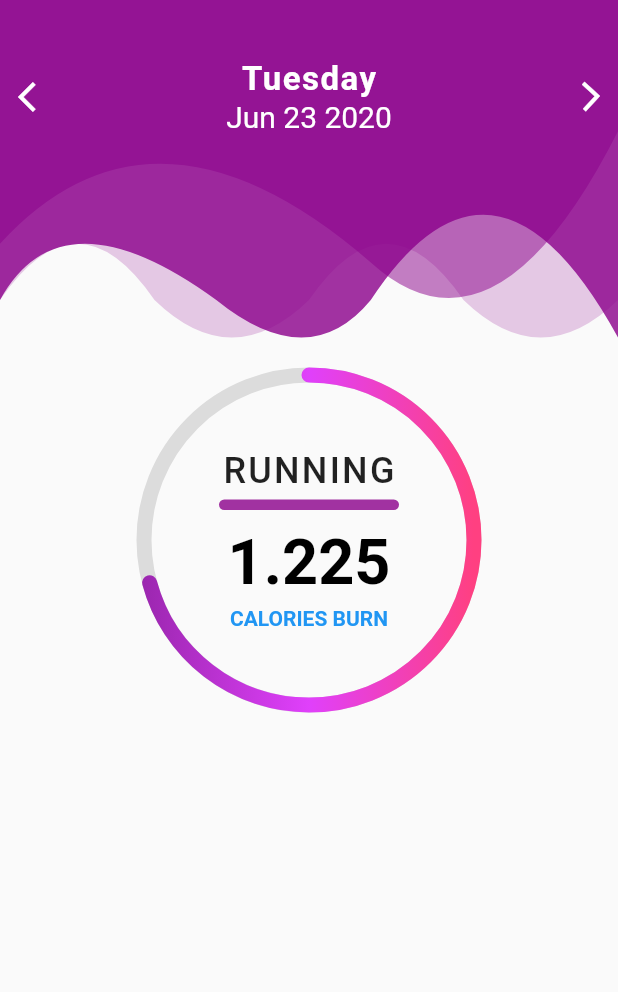
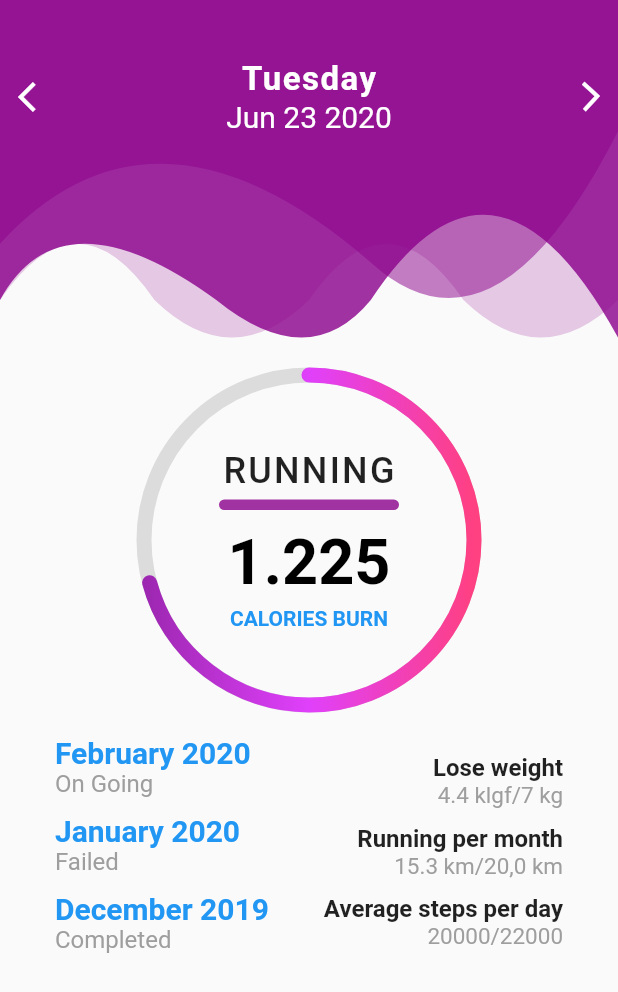
Before and after one commit to saif-15/Fitness-App-UI, a Flutter app: the screen it shows after launch, on a phone screen of 412 x 824 dp. Shown: the top 992 px of the screen. Run offline on Flutter 3.47's test engine with Material 2 defaults, Android fonts, the phone set to English and light mode, and no system bars.

Commit message:
initial commit

```diff
--- /dev/null
+++ b/lib/list.dart
@@ -0,0 +1,124 @@
+import 'package:flutter/material.dart';
+
+class ListData extends StatelessWidget {
+  @override
+  Widget build(BuildContext context) {
+    return Row(
+      mainAxisAlignment: MainAxisAlignment.spaceEvenly,
+      children: <Widget>[
+        Column(
+          crossAxisAlignment: CrossAxisAlignment.start,
+          children: <Widget>[
+            Text(
+              "February 2020",
+              style: TextStyle(
+                  color: Colors.blue,
+                  fontSize: 20,
+                  fontWeight: FontWeight.bold),
+            ),
+            Text(
+              "On Going",
+              style: TextStyle(
+                  color: Colors.grey,
+                  fontSize: 16,
+                  fontWeight: FontWeight.normal),
+            ),
+            SizedBox(
+              height: 10,
+            ),
+            Text(
+              "January 2020",
+              style: TextStyle(
+                  color: Colors.blue,
+                  fontSize: 20,
+                  fontWeight: FontWeight.bold),
+            ),
+            Text(
+              "Failed",
+              style: TextStyle(
+                  color: Colors.grey,
+                  fontSize: 16,
+                  fontWeight: FontWeight.normal),
+            ),
+            SizedBox(
+              height: 10,
+            ),
+            Text(
+              "December 2019",
+              style: TextStyle(
+                  color: Colors.blue,
+                  fontSize: 20,
+                  fontWeight: FontWeight.bold),
+            ),
+            Text(
+              "Completed",
+              style: TextStyle(
+                  color: Colors.grey,
+                  fontSize: 16,
+                  fontWeight: FontWeight.normal),
+            ),
+            SizedBox(
+              height: 10,
+            ),
+          ],
+        ),
+        Column(
+            crossAxisAlignment: CrossAxisAlignment.end,
+            children: <Widget>[
+              Text(
+                "Lose weight",
+                style: TextStyle(
+        fontSize: 16,
+        fontWeight: FontWeight.bold,
+        color: Colors.black87),
+              ),
+              Text(
+                "4.4 klgf/7 kg",
+                style: TextStyle(
+                  fontSize: 15,
+                  fontWeight: FontWeight.normal,
+                  color: Colors.grey,
+                ),
+              ),
+              SizedBox(
+                height: 10,
+              ),
+              Text(
+                "Running per month",
+                style: TextStyle(
+        fontSize: 16,
+        fontWeight: FontWeight.bold,
+        color: Colors.black87),
+              ),
+              Text(
+                "15.3 km/20,0 km",
+                style: TextStyle(
+                  fontSize: 15,
+                  fontWeight: FontWeight.normal,
+                  color: Colors.grey,
+                ),
+              ),
+              SizedBox(
+                height: 10,
+              ),
+              Text(
+                "Average steps per day",
+                style: TextStyle(
+        fontSize: 16,
+        fontWeight: FontWeight.bold,
+        color: Colors.black87),
+              ),
+              Text(
+                "20000/22000",
+                style: TextStyle(
+                  fontSize: 15,
+                  fontWeight: FontWeight.normal,
+                  color: Colors.grey,
+                ),
+              ),
+            ],
+          )
+      ],
+    );
+  }
+}
--- a/lib/main.dart
+++ b/lib/main.dart
@@ -1,6 +1,8 @@
 import 'package:fitness_app/radial_progressbar.dart';
 import 'package:fitness_app/top_bar.dart';
 import 'package:flutter/material.dart';
+
+import 'list.dart';
 
 void main()=>runApp(MyApp());
 
@@ -13,7 +15,9 @@ class MyApp extends StatelessWidget {
           body:Column(
             children: <Widget>[
               TopBar(),
-              RadialProgressBar()
+              RadialProgressBar(),
+              SizedBox(height: 20,),
+              ListData(),
             ],
           ),
         ),
```
